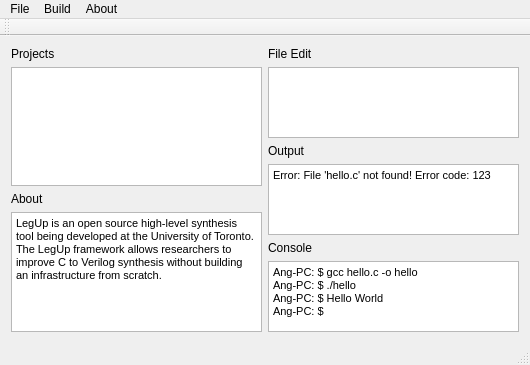
This is legup_proper/mainwindow.ui in yunliangliu/LegUp_GUI as Qt 5 draws it before an edit. The edited form follows.
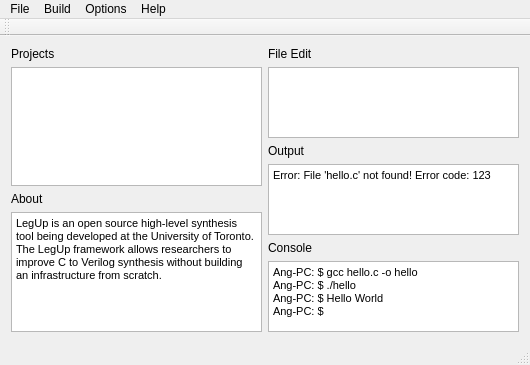
This is the edited form. Icons and pictures are not drawn.

```diff
--- a/legup_proper/mainwindow.ui
+++ b/legup_proper/mainwindow.ui
@@ -129,15 +129,21 @@
     </property>
     <addaction name="actionRun"/>
    </widget>
-   <widget class="QMenu" name="menuAbout">
+   <widget class="QMenu" name="menuHelp">
     <property name="title">
-     <string>About</string>
+     <string>Help</string>
     </property>
     <addaction name="actionAbout_LegUp"/>
    </widget>
+   <widget class="QMenu" name="menuOptions">
+    <property name="title">
+     <string>Options</string>
+    </property>
+   </widget>
    <addaction name="menuFile"/>
    <addaction name="menuBuild"/>
-   <addaction name="menuAbout"/>
+   <addaction name="menuOptions"/>
+   <addaction name="menuHelp"/>
   </widget>
   <widget class="QToolBar" name="mainToolBar">
    <attribute name="toolBarArea">
```
Left out of the diff: 79 changed lines with no effect on the pictures.
